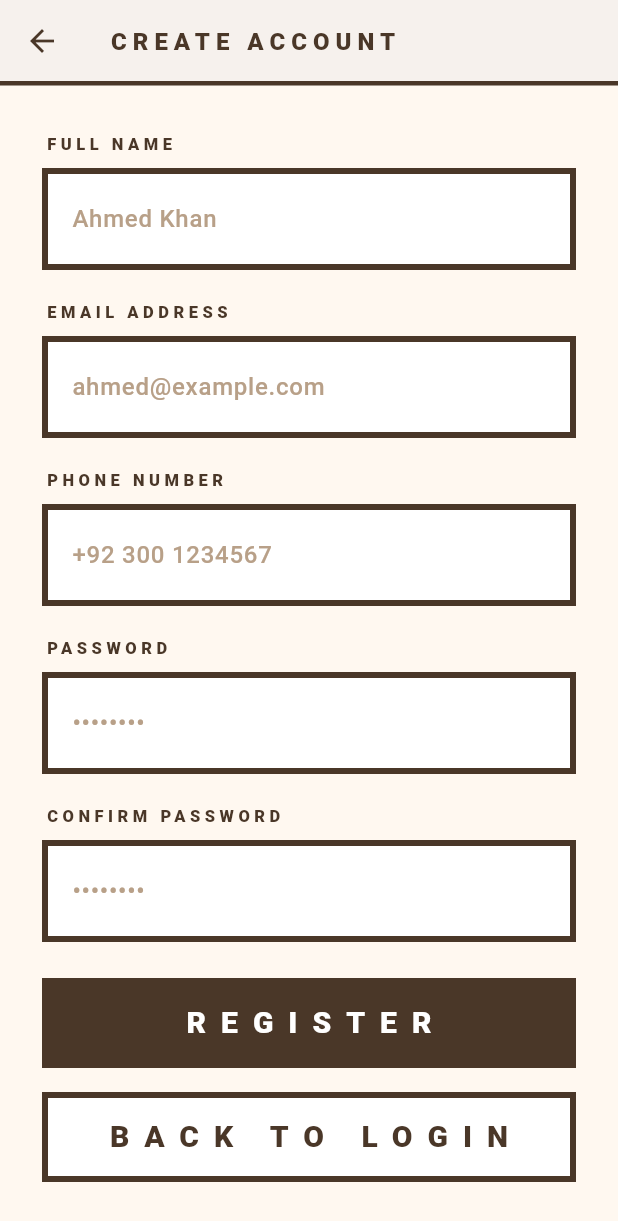
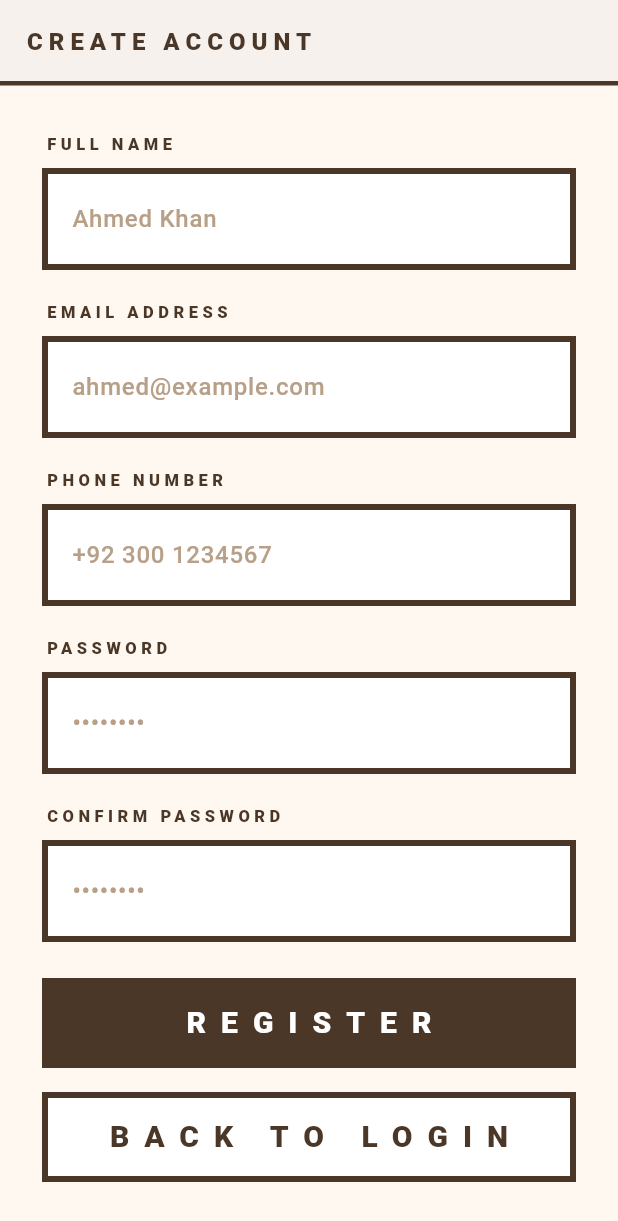
Before and after one commit to Ininsico/IncidentMangementSystem, a Flutter app: the SignupPage screen opened directly, scrolled down 141 dp, on a phone screen of 412 x 824 dp. Shown: the top 1221 px of the screen. Run offline on Flutter 3.47's test engine with Material 3 defaults, Android fonts, the phone set to English and light mode, and no system bars.

Commit message:
Remove appbar back button from signup page

```diff
--- a/mobileapp/lib/screens/signup_page.dart
+++ b/mobileapp/lib/screens/signup_page.dart
@@ -30,10 +30,7 @@ class SignupPage extends StatelessWidget {
       appBar: AppBar(
         backgroundColor: Colors.white,
         elevation: 0,
-        leading: IconButton(
-          icon: const Icon(Icons.arrow_back, color: Color(0xFF4A3728)),
-          onPressed: () => Navigator.of(context).pop(),
-        ),
+        automaticallyImplyLeading: false,
         title: const Text(
           'CREATE ACCOUNT',
           style: TextStyle(
```
